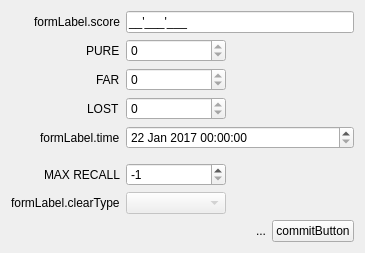
ArcaeaOffline/client-pyside6, file ui/designer/components/scoreEditor.ui: the form before one commit.
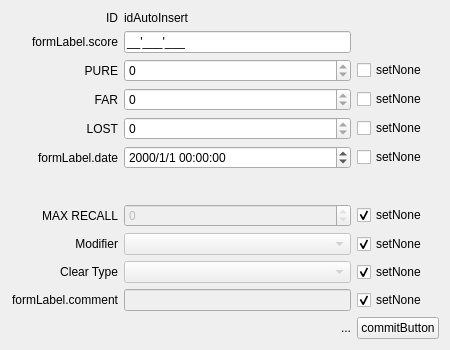
The form after the commit. Custom widgets are drawn as their Qt base class.

Patch:
```diff
--- a/ui/designer/components/scoreEditor.ui
+++ b/ui/designer/components/scoreEditor.ui
@@ -6,42 +6,32 @@
    <rect>
     <x>0</x>
     <y>0</y>
-    <width>365</width>
-    <height>253</height>
+    <width>450</width>
+    <height>350</height>
    </rect>
   </property>
   <property name="windowTitle">
    <string notr="true">ScoreEditor</string>
   </property>
-  <layout class="QFormLayout" name="formLayout">
-   <property name="fieldGrowthPolicy">
-    <enum>QFormLayout::ExpandingFieldsGrow</enum>
-   </property>
-   <property name="labelAlignment">
-    <set>Qt::AlignRight|Qt::AlignTrailing|Qt::AlignVCenter</set>
-   </property>
-   <item row="0" column="0">
-    <widget class="QLabel" name="label">
+  <layout class="QGridLayout" name="gridLayout">
+   <item row="2" column="2">
+    <widget class="QCheckBox" name="pureNoneCheckBox">
      <property name="text">
-      <string>formLabel.score</string>
+      <string>setNone</string>
      </property>
     </widget>
    </item>
-   <item row="0" column="1">
-    <widget class="FocusSelectAllLineEdit" name="scoreLineEdit">
-     <property name="inputMask">
-      <string notr="true">B9'999'999;_</string>
-     </property>
-    </widget>
-   </item>
-   <item row="1" column="0">
-    <widget class="QLabel" name="label_2">
+   <item row="9" column="0">
+    <widget class="QLabel" name="label_7">
      <property name="text">
-      <string notr="true">PURE</string>
+      <string notr="true">Modifier</string>
      </property>
+     <property name="alignment">
+      <set>Qt::AlignRight|Qt::AlignTrailing|Qt::AlignVCenter</set>
+     </property>
     </widget>
    </item>
-   <item row="1" column="1">
+   <item row="2" column="1">
     <widget class="QSpinBox" name="pureSpinBox">
      <property name="minimumSize">
       <size>
@@ -54,81 +44,44 @@
      </property>
     </widget>
    </item>
+   <item row="10" column="2">
+    <widget class="QCheckBox" name="clearTypeNoneCheckBox">
+     <property name="text">
+      <string>setNone</string>
+     </property>
+     <property name="checked">
+      <bool>true</bool>
+     </property>
+    </widget>
+   </item>
    <item row="2" column="0">
-    <widget class="QLabel" name="label_3">
+    <widget class="QLabel" name="label_2">
      <property name="text">
-      <string notr="true">FAR</string>
+      <string notr="true">PURE</string>
      </property>
-    </widget>
-   </item>
-   <item row="2" column="1">
-    <widget class="QSpinBox" name="farSpinBox">
-     <property name="minimumSize">
-      <size>
-       <width>100</width>
-       <height>0</height>
-      </size>
+     <property name="alignment">
+      <set>Qt::AlignRight|Qt::AlignTrailing|Qt::AlignVCenter</set>
      </property>
-     <property name="maximum">
-      <number>0</number>
-     </property>
     </widget>
    </item>
-   <item row="3" column="0">
+   <item row="4" column="0">
     <widget class="QLabel" name="label_4">
      <property name="text">
       <string notr="true">LOST</string>
      </property>
-    </widget>
-   </item>
-   <item row="3" column="1">
-    <widget class="QSpinBox" name="lostSpinBox">
-     <property name="minimumSize">
-      <size>
-       <width>100</width>
-       <height>0</height>
-      </size>
+     <property name="alignment">
+      <set>Qt::AlignRight|Qt::AlignTrailing|Qt::AlignVCenter</set>
      </property>
-     <property name="maximum">
-      <number>0</number>
-     </property>
     </widget>
    </item>
-   <item row="4" column="0">
-    <widget class="QLabel" name="label_5">
+   <item row="5" column="2">
+    <widget class="QCheckBox" name="dateNoneCheckBox">
      <property name="text">
-      <string>formLabel.time</string>
+      <string>setNone</string>
      </property>
     </widget>
    </item>
-   <item row="4" column="1">
-    <widget class="QDateTimeEdit" name="dateTimeEdit">
-     <property name="sizePolicy">
-      <sizepolicy hsizetype="Expanding" vsizetype="Fixed">
-       <horstretch>0</horstretch>
-       <verstretch>0</verstretch>
-      </sizepolicy>
-     </property>
-     <property name="dateTime">
-      <datetime>
-       <hour>0</hour>
-       <minute>0</minute>
-       <second>0</second>
-       <year>2017</year>
-       <month>1</month>
-       <day>22</day>
-      </datetime>
-     </property>
-     <property name="minimumDate">
-      <date>
-       <year>2017</year>
-       <month>1</month>
-       <day>22</day>
-      </date>
-     </property>
-    </widget>
-   </item>
-   <item row="5" column="0">
+   <item row="6" column="1">
     <spacer name="verticalSpacer">
      <property name="orientation">
       <enum>Qt::Vertical</enum>
@@ -141,15 +94,70 @@
      </property>
     </spacer>
    </item>
-   <item row="6" column="0">
+   <item row="12" column="1">
+    <widget class="QLabel" name="validateLabel">
+     <property name="sizePolicy">
+      <sizepolicy hsizetype="Expanding" vsizetype="Preferred">
+       <horstretch>0</horstretch>
+       <verstretch>0</verstretch>
+      </sizepolicy>
+     </property>
+     <property name="text">
+      <string notr="true">...</string>
+     </property>
+     <property name="alignment">
+      <set>Qt::AlignRight|Qt::AlignTrailing|Qt::AlignVCenter</set>
+     </property>
+    </widget>
+   </item>
+   <item row="10" column="1">
+    <widget class="QComboBox" name="clearTypeComboBox">
+     <property name="enabled">
+      <bool>false</bool>
+     </property>
+     <property name="minimumSize">
+      <size>
+       <width>100</width>
+       <height>0</height>
+      </size>
+     </property>
+    </widget>
+   </item>
+   <item row="10" column="0">
+    <widget class="QLabel" name="label_8">
+     <property name="text">
+      <string notr="true">Clear Type</string>
+     </property>
+     <property name="alignment">
+      <set>Qt::AlignRight|Qt::AlignTrailing|Qt::AlignVCenter</set>
+     </property>
+    </widget>
+   </item>
+   <item row="3" column="0">
+    <widget class="QLabel" name="label_3">
+     <property name="text">
+      <string notr="true">FAR</string>
+     </property>
+     <property name="alignment">
+      <set>Qt::AlignRight|Qt::AlignTrailing|Qt::AlignVCenter</set>
+     </property>
+    </widget>
+   </item>
+   <item row="8" column="0">
     <widget class="QLabel" name="label_6">
      <property name="text">
       <string notr="true">MAX RECALL</string>
      </property>
+     <property name="alignment">
+      <set>Qt::AlignRight|Qt::AlignTrailing|Qt::AlignVCenter</set>
+     </property>
     </widget>
    </item>
-   <item row="6" column="1">
+   <item row="8" column="1">
     <widget class="QSpinBox" name="maxRecallSpinBox">
+     <property name="enabled">
+      <bool>false</bool>
+     </property>
      <property name="minimumSize">
       <size>
        <width>100</width>
@@ -157,60 +165,174 @@
       </size>
      </property>
      <property name="minimum">
-      <number>-1</number>
+      <number>0</number>
      </property>
      <property name="maximum">
       <number>0</number>
      </property>
      <property name="value">
-      <number>-1</number>
+      <number>0</number>
      </property>
     </widget>
    </item>
-   <item row="8" column="0" colspan="2">
-    <layout class="QHBoxLayout" name="horizontalLayout">
-     <item>
-      <widget class="QLabel" name="validateLabel">
-       <property name="sizePolicy">
-        <sizepolicy hsizetype="Expanding" vsizetype="Preferred">
-         <horstretch>0</horstretch>
-         <verstretch>0</verstretch>
-        </sizepolicy>
-       </property>
-       <property name="text">
-        <string notr="true">...</string>
-       </property>
-       <property name="alignment">
-        <set>Qt::AlignRight|Qt::AlignTrailing|Qt::AlignVCenter</set>
-       </property>
-      </widget>
-     </item>
-     <item>
-      <widget class="QPushButton" name="commitButton">
-       <property name="text">
-        <string>commitButton</string>
-       </property>
-      </widget>
-     </item>
-    </layout>
+   <item row="9" column="1">
+    <widget class="QComboBox" name="modifierComboBox">
+     <property name="enabled">
+      <bool>false</bool>
+     </property>
+    </widget>
    </item>
-   <item row="7" column="0">
-    <widget class="QLabel" name="label_8">
+   <item row="5" column="1">
+    <widget class="QDateTimeEdit" name="dateTimeEdit">
+     <property name="sizePolicy">
+      <sizepolicy hsizetype="Expanding" vsizetype="Fixed">
+       <horstretch>0</horstretch>
+       <verstretch>0</verstretch>
+      </sizepolicy>
+     </property>
+     <property name="displayFormat">
+      <string>yyyy/M/d HH:mm:ss</string>
+     </property>
+     <property name="calendarPopup">
+      <bool>false</bool>
+     </property>
+    </widget>
+   </item>
+   <item row="4" column="1">
+    <widget class="QSpinBox" name="lostSpinBox">
+     <property name="minimumSize">
+      <size>
+       <width>100</width>
+       <height>0</height>
+      </size>
+     </property>
+     <property name="maximum">
+      <number>0</number>
+     </property>
+    </widget>
+   </item>
+   <item row="4" column="2">
+    <widget class="QCheckBox" name="lostNoneCheckBox">
      <property name="text">
-      <string>formLabel.clearType</string>
+      <string>setNone</string>
      </property>
     </widget>
    </item>
-   <item row="7" column="1">
-    <widget class="QComboBox" name="clearTypeComboBox">
+   <item row="11" column="1">
+    <widget class="QLineEdit" name="commentLineEdit">
      <property name="enabled">
       <bool>false</bool>
      </property>
+    </widget>
+   </item>
+   <item row="9" column="2">
+    <widget class="QCheckBox" name="modifierNoneCheckBox">
+     <property name="text">
+      <string>setNone</string>
+     </property>
+     <property name="checked">
+      <bool>true</bool>
+     </property>
+    </widget>
+   </item>
+   <item row="11" column="2">
+    <widget class="QCheckBox" name="commentNoneCheckBox">
+     <property name="text">
+      <string>setNone</string>
+     </property>
+     <property name="checked">
+      <bool>true</bool>
+     </property>
+    </widget>
+   </item>
+   <item row="5" column="0">
+    <widget class="QLabel" name="label_5">
+     <property name="text">
+      <string>formLabel.date</string>
+     </property>
+     <property name="alignment">
+      <set>Qt::AlignRight|Qt::AlignTrailing|Qt::AlignVCenter</set>
+     </property>
+    </widget>
+   </item>
+   <item row="12" column="2">
+    <widget class="QPushButton" name="commitButton">
+     <property name="text">
+      <string>commitButton</string>
+     </property>
+    </widget>
+   </item>
+   <item row="1" column="1">
+    <widget class="FocusSelectAllLineEdit" name="scoreLineEdit">
+     <property name="inputMask">
+      <string notr="true">B9'999'999;_</string>
+     </property>
+    </widget>
+   </item>
+   <item row="8" column="2">
+    <widget class="QCheckBox" name="maxRecallNoneCheckBox">
+     <property name="text">
+      <string>setNone</string>
+     </property>
+     <property name="checked">
+      <bool>true</bool>
+     </property>
+    </widget>
+   </item>
+   <item row="3" column="1">
+    <widget class="QSpinBox" name="farSpinBox">
      <property name="minimumSize">
       <size>
        <width>100</width>
        <height>0</height>
       </size>
+     </property>
+     <property name="maximum">
+      <number>0</number>
+     </property>
+    </widget>
+   </item>
+   <item row="11" column="0">
+    <widget class="QLabel" name="label_9">
+     <property name="text">
+      <string>formLabel.comment</string>
+     </property>
+     <property name="alignment">
+      <set>Qt::AlignRight|Qt::AlignTrailing|Qt::AlignVCenter</set>
+     </property>
+    </widget>
+   </item>
+   <item row="1" column="0">
+    <widget class="QLabel" name="label">
+     <property name="text">
+      <string>formLabel.score</string>
+     </property>
+     <property name="alignment">
+      <set>Qt::AlignRight|Qt::AlignTrailing|Qt::AlignVCenter</set>
+     </property>
+    </widget>
+   </item>
+   <item row="3" column="2">
+    <widget class="QCheckBox" name="farNoneCheckBox">
+     <property name="text">
+      <string>setNone</string>
+     </property>
+    </widget>
+   </item>
+   <item row="0" column="0">
+    <widget class="QLabel" name="label_10">
+     <property name="text">
+      <string>ID</string>
+     </property>
+     <property name="alignment">
+      <set>Qt::AlignRight|Qt::AlignTrailing|Qt::AlignVCenter</set>
+     </property>
+    </widget>
+   </item>
+   <item row="0" column="1">
+    <widget class="QLabel" name="idLabel">
+     <property name="text">
+      <string>idAutoInsert</string>
      </property>
     </widget>
    </item>
```
Left out of the diff: 131 changed lines with no effect on the pictures.
